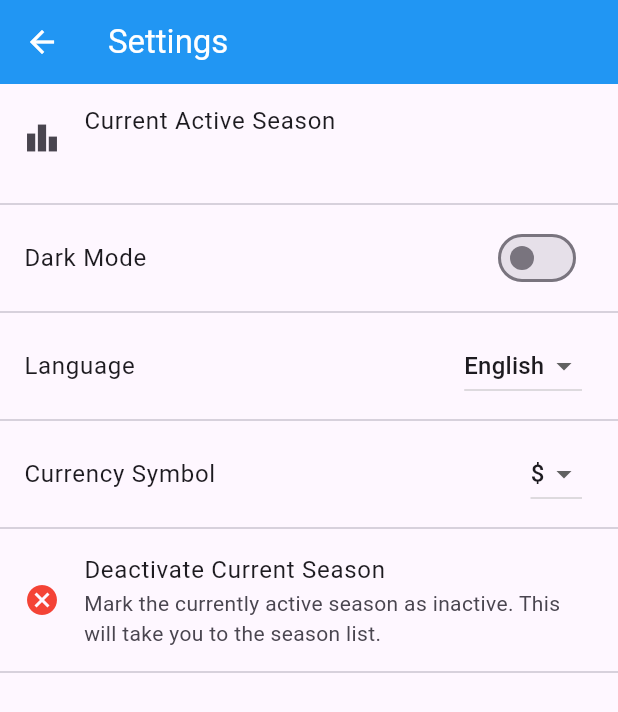
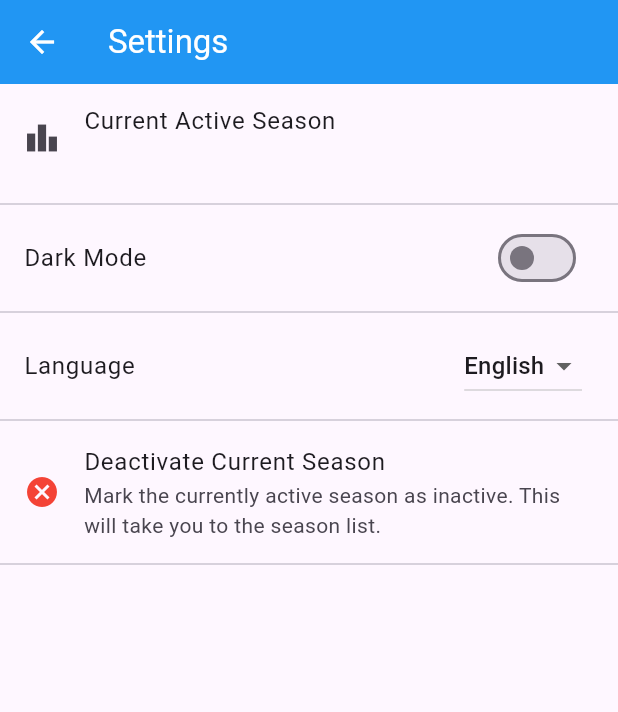
Before and after one commit to nahidsaikat/insan, a Flutter app: the SettingsScreen screen opened directly with empty values, on a phone screen of 412 x 824 dp. Shown: the top 712 px of the screen. Run offline on Flutter 3.47's test engine with Material 3 defaults, Android fonts, the phone set to English and light mode, and no system bars; our stand-ins replace shared_preferences, sqflite; accounts and stored records are empty.

Commit message:
Removed the currency symbol from settings.

```diff
--- a/lib/screens/settings_screen.dart
+++ b/lib/screens/settings_screen.dart
@@ -133,25 +133,25 @@ class _SettingsScreenState extends State<SettingsScreen> {
           const Divider(),
 
           // Currency Symbol settings section (Moved after language for better grouping)
-          ListTile(
-            title: Text(localizations.currencySymbol),
-            trailing: DropdownButton<String>(
-              value: settingsProvider.currencySymbol,
-              onChanged: (String? newValue) {
-                if (newValue != null) {
-                  settingsProvider.setCurrencySymbol(newValue);
-                }
-              },
-              items: SettingsProvider.availableCurrencySymbols
-                  .map<DropdownMenuItem<String>>((String value) {
-                return DropdownMenuItem<String>(
-                  value: value,
-                  child: Text(value),
-                );
-              }).toList(),
-            ),
-          ),
-          const Divider(),
+          // ListTile(
+          //   title: Text(localizations.currencySymbol),
+          //   trailing: DropdownButton<String>(
+          //     value: settingsProvider.currencySymbol,
+          //     onChanged: (String? newValue) {
+          //       if (newValue != null) {
+          //         settingsProvider.setCurrencySymbol(newValue);
+          //       }
+          //     },
+          //     items: SettingsProvider.availableCurrencySymbols
+          //         .map<DropdownMenuItem<String>>((String value) {
+          //       return DropdownMenuItem<String>(
+          //         value: value,
+          //         child: Text(value),
+          //       );
+          //     }).toList(),
+          //   ),
+          // ),
+          // const Divider(),
 
           // Option to deactivate the current season
           ListTile(
```
